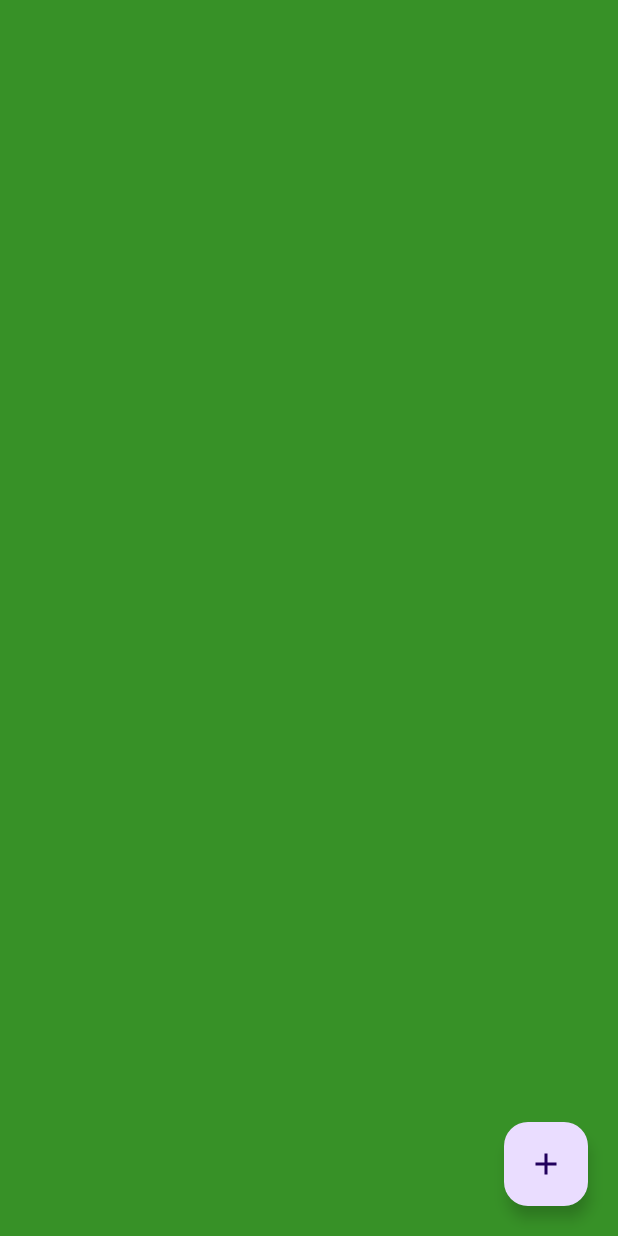
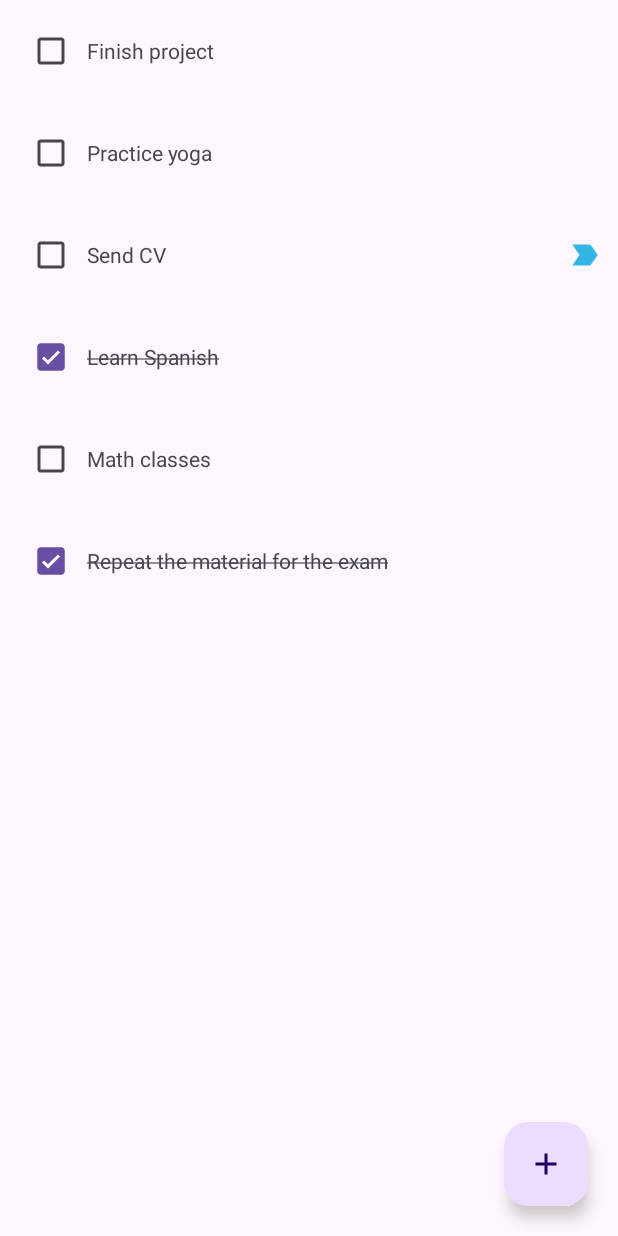
Before and after one commit to jula1717/Tasks, an Android app: the screen it shows after launch (MainActivity), on a phone screen of 412 x 824 dp. Run offline under Robolectric (Android 15) with nearby library versions, the phone set to English and light mode, and no system bars; our stand-ins replace Dagger/Hilt's generated code, Room's generated code, data binding.

Commit message:
task Adapter (inheriting from ListAdapter)

```diff
--- a/app/src/main/java/com/example/tasks2/AppModule.kt
+++ b/app/src/main/java/com/example/tasks2/AppModule.kt
@@ -21,7 +21,7 @@ object AppModule {
     fun provideDatabase(
         app: Application,
         callback: TaskDatabase.Callback
-    ) = Room.databaseBuilder(app, TaskDatabase::class.java, "task_database")
+    ) = Room.databaseBuilder(app, TaskDatabase::class.java, "tasks_database")
         .fallbackToDestructiveMigration()
         .addCallback(callback)
         .build()
--- a/app/src/main/java/com/example/tasks2/FragmentTasks.kt
+++ b/app/src/main/java/com/example/tasks2/FragmentTasks.kt
@@ -1,11 +1,35 @@
 package com.example.tasks2
 
+import android.os.Bundle
+import android.view.View
 import androidx.fragment.app.Fragment
 import androidx.fragment.app.viewModels
+import androidx.recyclerview.widget.LinearLayoutManager
 import dagger.hilt.android.AndroidEntryPoint
+import com.example.tasks2.databinding.FragmentTasksBinding
 
 @AndroidEntryPoint
 class FragmentTasks : Fragment(R.layout.fragment_tasks) {
 
     private val viewModel: TasksViewModel by viewModels()
+
+    override fun onViewCreated(view: View, savedInstanceState: Bundle?) {
+        super.onViewCreated(view, savedInstanceState)
+
+        val binding = FragmentTasksBinding.bind(view)
+
+        val taskAdapter = TaskAdapter()
+
+        binding.apply {
+            recyclerview.apply {
+                adapter = taskAdapter
+                layoutManager = LinearLayoutManager(requireContext())
+                setHasFixedSize(true)
+            }
+        }
+
+        viewModel.tasks.observe(viewLifecycleOwner) {
+            taskAdapter.submitList(it)
+        }
+    }
 }
--- a/app/src/main/java/com/example/tasks2/Task.kt
+++ b/app/src/main/java/com/example/tasks2/Task.kt
@@ -5,8 +5,16 @@ import androidx.room.Entity
 import androidx.room.PrimaryKey
 import kotlinx.parcelize.Parcelize
 import java.text.DateFormat
+
 @Entity(tableName = "tasks_table")
 @Parcelize
-data class Task (val name:String,val important:Boolean=false,val done:Boolean=false, val date:Long = System.currentTimeMillis(),@PrimaryKey (autoGenerate = true) val id: Int = 0) : Parcelable{
-    val dateFormated = DateFormat.getDateInstance().format(date)
+data class Task(
+    val name: String,
+    val important: Boolean = false,
+    val done: Boolean = false,
+    val date: Long = System.currentTimeMillis(),
+    @PrimaryKey(autoGenerate = true) val id: Int = 0
+) : Parcelable {
+    val dateFormated: String
+        get() = DateFormat.getDateTimeInstance().format(date)
 }
--- /dev/null
+++ b/app/src/main/java/com/example/tasks2/TaskAdapter.kt
@@ -0,0 +1,44 @@
+package com.example.tasks2
+
+import android.view.LayoutInflater
+import android.view.ViewGroup
+import androidx.core.view.isVisible
+import androidx.recyclerview.widget.DiffUtil
+import androidx.recyclerview.widget.ListAdapter
+import androidx.recyclerview.widget.RecyclerView
+import com.example.tasks2.databinding.ElementTaskBinding
+
+internal class TaskAdapter : ListAdapter<Task, TaskAdapter.TaskViewHolder>(DiffCallback()) {
+
+
+    class TaskViewHolder(private val binding: ElementTaskBinding) :
+        RecyclerView.ViewHolder(binding.root) {
+
+        fun bind(task: Task) {
+            binding.apply {
+                checkboxCompleted.isChecked = task.done
+                textviewTask.text = task.name
+                textviewTask.paint.isStrikeThruText = task.done
+                labelImportant.isVisible = task.important
+            }
+        }
+    }
+
+    class DiffCallback : DiffUtil.ItemCallback<Task>() {
+        override fun areItemsTheSame(oldItem: Task, newItem: Task): Boolean = oldItem.id == newItem.id
+
+        override fun areContentsTheSame(oldItem: Task, newItem: Task): Boolean = oldItem == newItem
+
+    }
+
+    override fun onCreateViewHolder(parent: ViewGroup, viewType: Int): TaskViewHolder {
+        val binding = ElementTaskBinding.inflate(LayoutInflater.from(parent.context), parent, false)
+        return TaskViewHolder(binding)
+
+    }
+
+    override fun onBindViewHolder(holder: TaskViewHolder, position: Int) {
+        val currentItem = getItem(position)
+        holder.bind(currentItem)
+    }
+}
--- a/app/src/main/java/com/example/tasks2/TaskDao.kt
+++ b/app/src/main/java/com/example/tasks2/TaskDao.kt
@@ -1,24 +1,20 @@
 package com.example.tasks2
 
-import androidx.room.Dao
-import androidx.room.Delete
-import androidx.room.Insert
-import androidx.room.OnConflictStrategy
-import androidx.room.Query
-import androidx.room.Update
+import androidx.room.*
 import kotlinx.coroutines.flow.Flow
 
 @Dao
 interface TaskDao {
-    @Insert(onConflict = OnConflictStrategy.REPLACE)
-    suspend fun insert (task:Task)
-
-    @Update
-    suspend fun update (task:Task)
-
-    @Delete
-    suspend fun delete (task:Task)
 
     @Query("SELECT * FROM tasks_table")
     fun getTasks(): Flow<List<Task>>
+
+    @Insert(onConflict = OnConflictStrategy.REPLACE)
+    suspend fun insert(task: Task)
+
+    @Upsert
+    suspend fun upsert(task: Task)
+
+    @Delete
+    suspend fun delete(task: Task):Integer
 }
--- a/app/src/main/java/com/example/tasks2/TaskDatabase.kt
+++ b/app/src/main/java/com/example/tasks2/TaskDatabase.kt
@@ -24,14 +24,12 @@ abstract class TaskDatabase : RoomDatabase() {
             val dao = database.get().taskDao()
 
             applicationScope.launch {
-                dao.insert(Task("Wash the dishes"))
-                dao.insert(Task("Do the laundry"))
-                dao.insert(Task("Buy groceries", important = true))
-                dao.insert(Task("Prepare food", done = true))
-                dao.insert(Task("Call mom"))
-                dao.insert(Task("Visit grandma", done = true))
-                dao.insert(Task("Repair my bike"))
-                dao.insert(Task("Call Elon Musk"))
+                dao.insert(Task("Finish project"))
+                dao.insert(Task("Practice yoga"))
+                dao.upsert(Task("Send CV", important = true))
+                dao.upsert(Task("Learn Spanish", done = true))
+                dao.upsert(Task("Math classes"))
+                dao.upsert(Task("Repeat the material for the exam", done = true))
             }
         }
     }
--- a/app/src/main/java/com/example/tasks2/TaskViewModel.kt
+++ b/app/src/main/java/com/example/tasks2/TaskViewModel.kt
@@ -1,9 +1,14 @@
 package com.example.tasks2
 
 import androidx.lifecycle.ViewModel
+import androidx.lifecycle.asLiveData
+import dagger.hilt.android.lifecycle.HiltViewModel
 import javax.inject.Inject
 
+@HiltViewModel
 class TasksViewModel @Inject constructor(
     private val taskDao: TaskDao
 ) : ViewModel() {
+
+   val tasks = taskDao.getTasks().asLiveData()
 }
--- a/app/src/main/res/drawable/ic_important.xml
+++ b/app/src/main/res/drawable/ic_important.xml
@@ -1,5 +1,5 @@
 <vector android:autoMirrored="true" android:height="24dp"
-    android:tint="#FFFFFF" android:viewportHeight="24"
+    android:tint="@android:color/holo_blue_light" android:viewportHeight="24"
     android:viewportWidth="24" android:width="24dp" xmlns:android="http://schemas.android.com/apk/res/android">
-    <path android:fillColor="@android:color/white" android:pathData="M3.5,18.99l11,0.01c0.67,0 1.27,-0.33 1.63,-0.84L20.5,12l-4.37,-6.16c-0.36,-0.51 -0.96,-0.84 -1.63,-0.84l-11,0.01L8.34,12 3.5,18.99z"/>
+    <path android:fillColor="@android:color/holo_blue_light" android:pathData="M3.5,18.99l11,0.01c0.67,0 1.27,-0.33 1.63,-0.84L20.5,12l-4.37,-6.16c-0.36,-0.51 -0.96,-0.84 -1.63,-0.84l-11,0.01L8.34,12 3.5,18.99z"/>
 </vector>
--- a/app/src/main/res/layout/element_task.xml
+++ b/app/src/main/res/layout/element_task.xml
@@ -1,9 +1,10 @@
 <?xml version="1.0" encoding="utf-8"?>
-<RelativeLayout xmlns:android="http://schemas.android.com/apk/res/android"
-    xmlns:tools="http://schemas.android.com/tools"
+<layout xmlns:android="http://schemas.android.com/apk/res/android"
+    xmlns:tools="http://schemas.android.com/tools">
+<RelativeLayout
     android:layout_width="match_parent"
     android:padding="10dp"
-    android:layout_height="match_parent">
+    android:layout_height="wrap_content">
 
     <CheckBox
         android:id="@+id/checkbox_completed"
@@ -38,3 +39,4 @@
 
 
 </RelativeLayout>
+</layout>
--- a/app/src/main/res/layout/fragment_tasks.xml
+++ b/app/src/main/res/layout/fragment_tasks.xml
@@ -1,9 +1,9 @@
 <?xml version="1.0" encoding="utf-8"?>
+<layout>
 <androidx.coordinatorlayout.widget.CoordinatorLayout xmlns:android="http://schemas.android.com/apk/res/android"
     android:layout_width="match_parent"
     xmlns:tools="http://schemas.android.com/tools"
     tools:context="com.example.tasks2.FragmentTasks"
-    android:background="#379127"
     android:layout_height="match_parent">
 
     <androidx.recyclerview.widget.RecyclerView
@@ -21,3 +21,4 @@
 
 
 </androidx.coordinatorlayout.widget.CoordinatorLayout>
+</layout>
```
Also changed, not shown: app/build.gradle.kts (+36 -4 lines).
